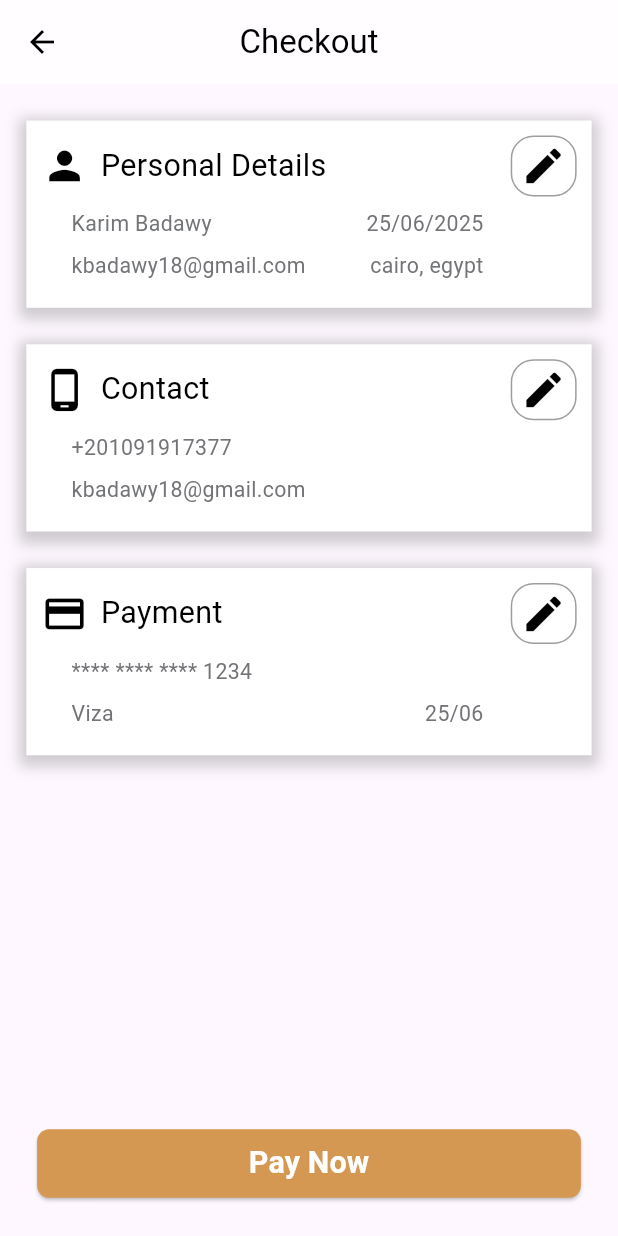
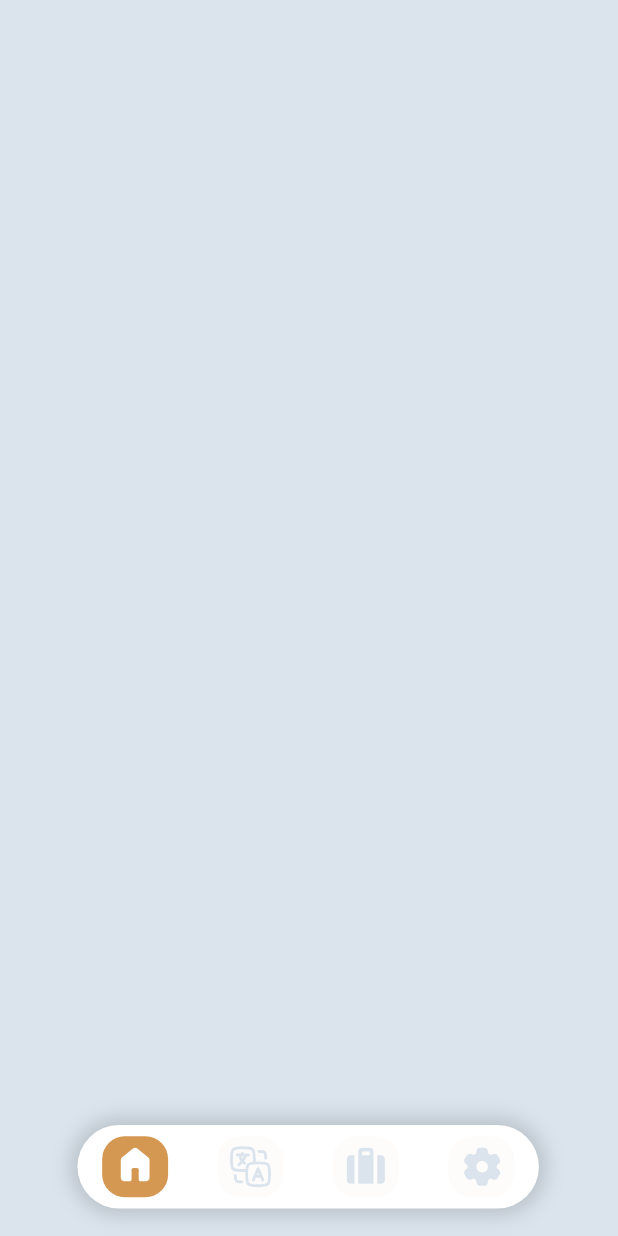
Before and after one commit to KarimBadawii/Noqosh_app, a Flutter app: the screen it shows after launch, on a phone screen of 412 x 824 dp. Run offline on Flutter 3.47's test engine with Material 3 defaults, Android fonts, the phone set to English and light mode, and no system bars; our stand-ins replace bloc, dartz, dio, flutter_bloc, flutter_screenutil, flutter_svg and 2 more; Roboto replaces fonts that are missing (Playfair).

Commit message:
main layout navbar & screens

```diff
--- a/lib/config/routes/route_generator.dart
+++ b/lib/config/routes/route_generator.dart
@@ -2,13 +2,16 @@ import 'package:flutter/material.dart';
 import 'package:noqosh_app/config/routes/routes.dart';
 import 'package:noqosh_app/features/auth/presentation/sign_in_screen.dart';
 import 'package:noqosh_app/features/auth/presentation/sign_up_screen.dart';
+import 'package:noqosh_app/features/home/presentation/pages/home_page.dart';
 import 'package:noqosh_app/features/payment/presentation/pages/payment.dart';
+import 'package:noqosh_app/features/setting/presentation/pages/setting_page.dart';
+import 'package:noqosh_app/features/translate/presentation/pages/translate_page.dart';
+import 'package:noqosh_app/features/trips/presentation/pages/trips_page.dart';
+
+import '../../main_layout.dart';
 class RouteGenerator {
   static Route<dynamic> getRoute(RouteSettings settings) {
     switch (settings.name) {
-
-      case Routes.paymentRoute:
-        return MaterialPageRoute(builder: (_) => const PaymentScreen());
 
       case Routes.signInRoute:
         return MaterialPageRoute(builder: (_) => const SignInScreen());
@@ -16,17 +19,23 @@ class RouteGenerator {
       case Routes.signUpRoute:
         return MaterialPageRoute(builder: (_) => const SignUpScreen());
 
-      // case Routes.cartRoute:
-      //   return MaterialPageRoute(builder: (_) => const CartScreen());
+      case Routes.mainRoute:
+        return MaterialPageRoute(builder: (_) => const MainLayout());
 
-      // case Routes.mainRoute:
-      //   return MaterialPageRoute(builder: (_) => const MainLayout());
+      case Routes.homeRoute:
+        return MaterialPageRoute(builder: (_) => const HomeScreen());
 
-      // case Routes.productsScreenRoute:
-      //   return MaterialPageRoute(builder: (_) => const ProductsScreen());
+      case Routes.translateRoute:
+        return MaterialPageRoute(builder: (_) => const TranslateScreen());
 
-      // case Routes.productDetails:
-      //   return MaterialPageRoute(builder: (_) => const ProductDetails());
+      case Routes.tripsRoute:
+        return MaterialPageRoute(builder: (_) => const TripsScreen());
+
+      case Routes.settingsRoute:
+        return MaterialPageRoute(builder: (_) => const SettingScreen());
+
+      case Routes.paymentRoute:
+        return MaterialPageRoute(builder: (_) => const PaymentScreen());
 
       default:
         return unDefinedRoute();
--- a/lib/config/routes/routes.dart
+++ b/lib/config/routes/routes.dart
@@ -3,7 +3,10 @@ class Routes {
   static const String signInRoute = "/signIn";
   static const String signUpRoute = "/signUp";
   static const String mainRoute = "/main";
-  static const String productsRoute = "/Home";
+  static const String homeRoute = "/Home";
+  static const String translateRoute = "/translate";
+  static const String tripsRoute = "/trips";
+  static const String settingsRoute = "/settings";
   static const String paymentRoute = "/payment";
 
 }
--- /dev/null
+++ b/lib/core/widget/custom_bottom_navbar.dart
@@ -0,0 +1,86 @@
+import 'package:flutter/material.dart';
+import 'package:flutter_screenutil/flutter_screenutil.dart';
+import 'package:flutter_svg/svg.dart';
+import '../utils/color_manager.dart';
+
+class CustomBottomNavBarItem extends StatelessWidget {
+  final String iconPath;
+  final int index;
+  final int currentIndex;
+  final Function(int) onPressed;
+
+  const CustomBottomNavBarItem(
+      {super.key,
+      required this.iconPath,
+      required this.index,
+      required this.currentIndex,
+      required this.onPressed});
+
+  @override
+  Widget build(BuildContext context) {
+    return InkWell(
+      onTap: () {
+        onPressed(index);
+      },
+      child: Stack(
+        alignment: Alignment.center,
+        children: [
+          // unselected tab
+          (currentIndex != index)
+              ? SvgPicture.asset(
+                  iconPath,
+                  color: ColorManager.containerGray,
+                  height: 30.h,
+                  width: 30.w,
+                )
+              // Icon(
+              //   icon,
+              //   size: 25.w,
+              //   color: ColorManager.containerGray,
+              // )
+              : Container(),
+          // selected tab
+          AnimatedOpacity(
+              opacity: (currentIndex == index) ? 1 : 0.02,
+              duration: const Duration(milliseconds: 200),
+              child: Container(
+                  width: 40.w,
+                  height: 40.h,
+                  decoration: BoxDecoration(
+                    borderRadius: BorderRadius.circular(15),
+                    color: ColorManager.primary,
+                  ),
+                  child: Padding(
+                    padding: const EdgeInsets.all(5.0),
+                    child: SvgPicture.asset(
+                      iconPath,
+                      color: ColorManager.white,
+                      height: 20.h,
+                      width: 20.w,
+                    ),
+                  ))),
+        ],
+      ),
+    );
+  }
+// String iconPath;
+// String title;
+//
+// CustomBottomNavBarItem(this.iconPath, this.title)
+//     :super(
+//   label: title,
+//   icon: SvgPicture.asset(iconPath,color:ColorManager.containerGray ,height: 25.h,width: 25.w,),
+//     // color: ColorManager.containerGray,),
+//   activeIcon: Container(
+//     width: 40.w,
+//     height: 40.h,
+//     decoration: BoxDecoration(
+//       color: ColorManager.primary,
+//       borderRadius: BorderRadius.circular(15),
+//     ),
+//
+//     child: SvgPicture.asset(iconPath, color: ColorManager.white,height: 25.h,width: 25.w,),
+//     // ImageIcon(AssetImage(iconPath),color: ColorManager.white,),
+//   )
+// );
+}
--- /dev/null
+++ b/lib/features/home/presentation/pages/home_page.dart
@@ -0,0 +1,14 @@
+import 'package:flutter/cupertino.dart';
+import 'package:flutter/material.dart';
+import 'package:noqosh_app/core/utils/color_manager.dart';
+
+class HomeScreen extends StatelessWidget {
+  const HomeScreen({super.key});
+
+  @override
+  Widget build(BuildContext context) {
+    return Scaffold(
+      backgroundColor: ColorManager.containerGray,
+    );
+  }
+}
--- a/lib/features/payment/presentation/pages/payment.dart
+++ b/lib/features/payment/presentation/pages/payment.dart
@@ -10,21 +10,27 @@ class PaymentScreen extends StatelessWidget {
 
   @override
   Widget build(BuildContext context) {
-    return  Scaffold(
+    return Scaffold(
         // backgroundColor: ColorManager.containerGray,
         appBar: AppBar(
           elevation: 0,
-        leading: Icon(Icons.arrow_back,color: Colors.black,),
+          leading: const Icon(
+            Icons.arrow_back,
+            color: Colors.black,
+          ),
           centerTitle: true,
-        title: const Text("Checkout",style: TextStyle(color: Colors.black),),
+          title: const Text(
+            "Checkout",
+            style: TextStyle(color: Colors.black),
+          ),
           backgroundColor: Colors.white70,
         ),
-      body:   Column(
+        body: Column(
           mainAxisAlignment: MainAxisAlignment.start,
           crossAxisAlignment: CrossAxisAlignment.start,
           children: [
             SizedBox(height: 24.h,),
-          Center(
+            const Center(
               child: CheckOutCard(
                 title: "Personal Details",
                 icon: Icons.person,
@@ -34,37 +40,33 @@ class PaymentScreen extends StatelessWidget {
                 // lw el user dakhl string tweell haib2a fee errorr
                 param3: "kbadawy18@gmail.com",
                 param4: "cairo, egypt",
-
-
-            ),),
+              ),
+            ),
             SizedBox(height: 24.h,),
-          Center(
+            const Center(
               child: CheckOutCard(
                 title: "Contact",
                 icon: Icons.phone_android_outlined,
                 param1: "+201091917377",
                 param3: "kbadawy18@gmail.com",
-
-
-
-            ),),
+              ),
+            ),
             SizedBox(height: 24.h,),
-          Center(
+            const Center(
               child: CheckOutCard(
                 title: "Payment",
                 icon: Icons.payment,
                 param1: "**** **** **** 1234",
                 param3: "Viza",
                 param4: "25/06",
-
-
-            ),),
+              ),
+            ),
             const Spacer(),
-          Center(child: LargeButton(label: "Pay Now",isStadiumBorder: false,onTap: (){})),
+            Center(
+                child: LargeButton(
+                    label: "Pay Now", isStadiumBorder: false, onTap: () {})),
             SizedBox(height: 24.h,),
-
           ],
-      )
-    );
+        ));
   }
 }
--- /dev/null
+++ b/lib/features/setting/presentation/pages/setting_page.dart
@@ -0,0 +1,13 @@
+import 'package:flutter/cupertino.dart';
+import 'package:flutter/material.dart';
+
+class SettingScreen extends StatelessWidget {
+  const SettingScreen({super.key});
+
+  @override
+  Widget build(BuildContext context) {
+    return  const Scaffold(
+      backgroundColor: Colors.blueAccent,
+    );
+  }
+}
--- /dev/null
+++ b/lib/features/translate/presentation/pages/translate_page.dart
@@ -0,0 +1,101 @@
+import 'package:flutter/cupertino.dart';
+import 'package:flutter/material.dart';
+
+class TranslateScreen extends StatelessWidget {
+  const TranslateScreen({super.key});
+
+  @override
+  Widget build(BuildContext context) {
+    return const Scaffold(
+      backgroundColor: Colors.cyanAccent,
+    );
+  }
+}
+
+//import 'package:flutter/cupertino.dart';
+// import 'package:flutter/material.dart';
+// import 'package:flutter_screenutil/flutter_screenutil.dart';
+// import 'package:noqosh_app/core/utils/color_manager.dart';
+// import 'package:noqosh_app/features/home/presentation/pages/home_page.dart';
+// import 'package:noqosh_app/features/setting/presentation/pages/setting_page.dart';
+// import 'package:flutter_svg/flutter_svg.dart';
+// import 'features/translate/presentation/pages/translate_page.dart';
+// import 'features/trips/presentation/pages/trips_page.dart';
+//
+// class MainLayout extends StatefulWidget {
+//   const MainLayout({super.key});
+//
+//   @override
+//   State<MainLayout> createState() => _MainLayoutState();
+//
+// }
+//
+// class _MainLayoutState extends State<MainLayout> {
+//   int currentIndex = 0;
+//   List<Widget> screens = [
+//      HomeScreen(),
+//     const TranslateScreen(),
+//     const TripsScreen(),
+//     const SettingScreen(),
+//   ];
+//
+//   @override
+//   Widget build(BuildContext context) {
+//     return Scaffold(
+//       body: screens[currentIndex],
+//       bottomNavigationBar: ClipRRect(
+//         borderRadius: const BorderRadius.only(topLeft: Radius.circular(20), topRight: Radius.circular(20)),
+//         child: SizedBox(
+//             width: 100.w,
+//             height: 75.h,
+//             child: BottomNavigationBar(
+//               currentIndex: currentIndex,
+//               onTap: (value) => changeSelectionIndex(value),
+//               backgroundColor: ColorManager.white,
+//               type: BottomNavigationBarType.fixed,
+//               selectedItemColor: ColorManager.white,
+//               unselectedItemColor: ColorManager.white,
+//               showSelectedLabels: false,
+//               showUnselectedLabels: false,
+//               items: [
+//                 CustomBottomNavBarItem("assets/svg_images/material-symbols_home-rounded.svg", "Home"),
+//                 CustomBottomNavBarItem("assets/svg_images/hugeicons--translate.svg", "Translate"),
+//                 CustomBottomNavBarItem("assets/svg_images/trip_svg_icon.svg", "Trips"),
+//                 CustomBottomNavBarItem("assets/svg_images/solar_settings-bold.svg", "Settings"),
+//               ],
+//             )),
+//       ),
+//     );
+//   }
+//
+//   changeSelectionIndex(int selectedIndex) {
+//     setState(() {
+//       currentIndex = selectedIndex ;
+//     });
+//   }
+//
+// }
+//
+// class CustomBottomNavBarItem extends BottomNavigationBarItem{
+//   String iconPath;
+//   String title;
+//
+//   CustomBottomNavBarItem(this.iconPath, this.title)
+//       :super(
+//     label: title,
+//     icon: SvgPicture.asset(iconPath,color:ColorManager.containerGray ,height: 25.h,width: 25.w,),
+//       // color: ColorManager.containerGray,),
+//     activeIcon: Container(
+//       width: 40.w,
+//       height: 40.h,
+//       decoration: BoxDecoration(
+//         color: ColorManager.primary,
+//         borderRadius: BorderRadius.circular(15),
+//       ),
+//
+//       child: SvgPicture.asset(iconPath, color: ColorManager.white,height: 25.h,width: 25.w,),
+//       // ImageIcon(AssetImage(iconPath),color: ColorManager.white,),
+//     )
+//   );
+//
+// }
--- /dev/null
+++ b/lib/features/trips/presentation/pages/trips_page.dart
@@ -0,0 +1,13 @@
+import 'package:flutter/cupertino.dart';
+import 'package:flutter/material.dart';
+
+class TripsScreen extends StatelessWidget {
+  const TripsScreen({super.key});
+
+  @override
+  Widget build(BuildContext context) {
+    return  const Scaffold(
+      backgroundColor: Colors.grey,
+    );
+  }
+}
--- a/lib/main.dart
+++ b/lib/main.dart
@@ -4,6 +4,7 @@ import 'package:flutter_screenutil/flutter_screenutil.dart';
 import 'package:noqosh_app/config/routes/routes.dart';
 import 'config/routes/route_generator.dart';
 import 'core/utils/observer.dart';
+
 
 
 void main() {
@@ -23,7 +24,7 @@ class MyApp extends StatelessWidget {
       child: MaterialApp(
         debugShowCheckedModeBanner: false,
         onGenerateRoute: RouteGenerator.getRoute,
-      initialRoute: Routes.paymentRoute,
+      initialRoute: Routes.mainRoute,
       ),
     );
   }
--- /dev/null
+++ b/lib/main_layout.dart
@@ -0,0 +1,107 @@
+import 'package:flutter/cupertino.dart';
+import 'package:flutter/material.dart';
+import 'package:flutter_screenutil/flutter_screenutil.dart';
+import 'package:noqosh_app/core/utils/color_manager.dart';
+import 'package:noqosh_app/features/home/presentation/pages/home_page.dart';
+import 'package:noqosh_app/features/setting/presentation/pages/setting_page.dart';
+import 'core/widget/custom_bottom_navbar.dart';
+import 'features/translate/presentation/pages/translate_page.dart';
+import 'features/trips/presentation/pages/trips_page.dart';
+
+class MainLayout extends StatefulWidget {
+  const MainLayout({super.key});
+
+  @override
+  State<MainLayout> createState() => _MainLayoutState();
+}
+
+class _MainLayoutState extends State<MainLayout> {
+  int _currentIndex = 0;
+  late String iconPath;
+
+  List<Widget> screens = [
+    const HomeScreen(),
+    const TranslateScreen(),
+    const TripsScreen(),
+    const SettingScreen(),
+  ];
+
+  Widget _buildBottomNavigationBar() {
+    return Material(
+      color: Colors.transparent,
+      borderRadius: BorderRadius.circular(40),
+      elevation: 0,
+      child: Container(
+        width: 280.w,
+        height: 55.h,
+        decoration: BoxDecoration(
+          boxShadow: [
+            BoxShadow(
+              color: Colors.black.withOpacity(0.15),
+              blurRadius: 10,
+              spreadRadius: 5,
+            ),
+          ],
+          color: ColorManager.white,
+          borderRadius: BorderRadius.circular(40),
+        ),
+        child: Row(mainAxisAlignment: MainAxisAlignment.spaceAround, children: [
+          CustomBottomNavBarItem(
+            iconPath: "assets/svg_images/material-symbols_home-rounded.svg",
+            currentIndex: _currentIndex,
+            index: 0,
+            onPressed: changeSelectionIndex,
+          ),
+          CustomBottomNavBarItem(
+            iconPath: "assets/svg_images/hugeicons--translate.svg",
+            currentIndex: _currentIndex,
+            index: 1,
+            onPressed: changeSelectionIndex,
+          ),
+          CustomBottomNavBarItem(
+            iconPath: "assets/svg_images/material-symbols_trip_edited.svg",
+            currentIndex: _currentIndex,
+            index: 2,
+            onPressed: changeSelectionIndex,
+          ),
+          CustomBottomNavBarItem(
+            iconPath: "assets/svg_images/solar_settings-bold.svg",
+            currentIndex: _currentIndex,
+            index: 3,
+            onPressed: changeSelectionIndex,
+          ),
+        ]),
+      ),
+    );
+  }
+
+  @override
+  Widget build(BuildContext context) {
+    return Scaffold(
+      body: SafeArea(
+        bottom: false,
+        child: Stack(
+          children: [
+            screens[_currentIndex],
+            // Positioned.fill(
+            //     child: Container(
+            //   color: Colors.white,
+            // )),
+
+            Positioned(
+                bottom: 18.h,
+                left: 47.w,
+                // right: 20.h,
+                child: _buildBottomNavigationBar())
+          ],
+        ),
+      ),
+    );
+  }
+
+  changeSelectionIndex(int selectedIndex) {
+    setState(() {
+      _currentIndex = selectedIndex;
+    });
+  }
+}
```
Also changed, not shown: pubspec.yaml (+4 -3 lines), assets/svg_images/hugeicons--translate.svg (added), assets/svg_images/material-symbols_home-rounded.svg (added), assets/svg_images/material-symbols_trip_edited.svg (added), assets/svg_images/proicons_phone.svg (added), assets/svg_images/solar_settings-bold.svg (added), assets/svg_images/trip_svg_icon.svg (added), pubspec.lock. Lines whose indentation alone changed are shown as unchanged.
